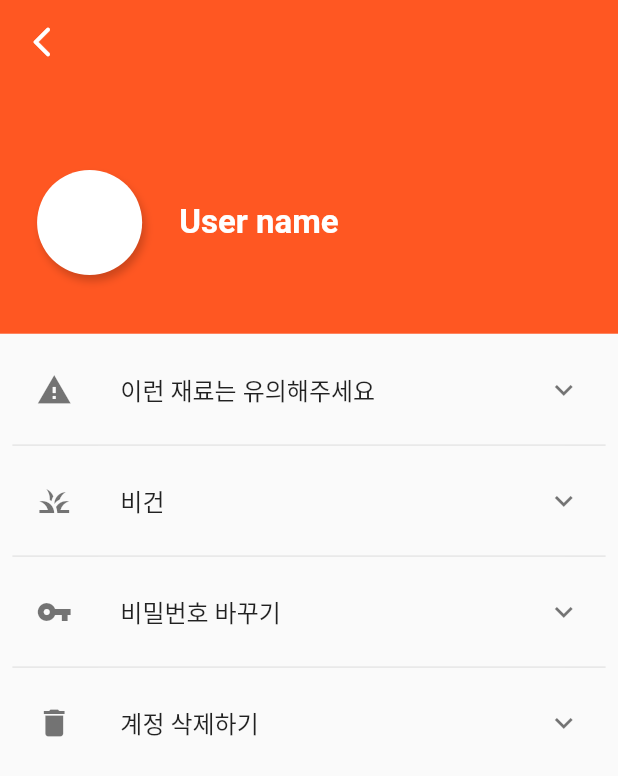
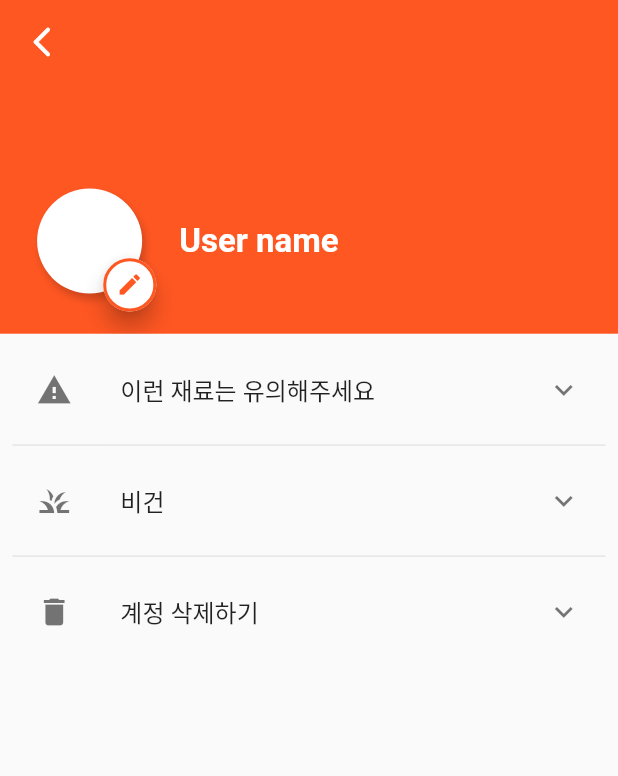
Before and after one commit to sg-yorizori/yorizori_app, a Flutter app: the UserDetail screen opened directly, on a phone screen of 412 x 824 dp. Shown: the top 776 px of the screen. Run offline on Flutter 3.47's test engine with Material 2 defaults, Android fonts, the phone set to English and light mode, and no system bars; our stand-ins replace image_picker; network calls fail; Roboto replaces fonts that are missing (Pretendard).

Commit message:
user refactoring

```diff
--- a/lib/User/profile.dart
+++ b/lib/User/profile.dart
@@ -1,8 +1,27 @@
 import 'package:flutter/material.dart';
 
-Widget profileRow(context) {
+Widget profileRow(context, [edit = false]) {
   Size screenSize = MediaQuery.of(context).size;
   double width = screenSize.width;
+  var user_names = <Widget>[];
+  Widget user_name = Text("User name",
+      style: //Theme.of(context).textTheme.headline5,
+          TextStyle(
+              fontFamily: 'Pretendard',
+              fontSize: 22,
+              fontWeight: FontWeight.w700,
+              color: Colors.white));
+
+  user_names.add(user_name);
+  if (edit) {
+    Widget name_edit = TextButton(
+        onPressed: () => {print("clicked")},
+        child: Text(
+          '수정하기',
+          style: TextStyle(color: Colors.white),
+        ));
+    user_names.add(name_edit);
+  }
 
   Widget profileRow = Row(
     children: [
@@ -19,13 +38,12 @@ Widget profileRow(context) {
                   offset: Offset(2, 4))
             ]),
       ),
-      Text("User name",
-          style: //Theme.of(context).textTheme.headline5,
-              TextStyle(
-                  fontFamily: 'Pretendard',
-                  fontSize: 22,
-                  fontWeight: FontWeight.w700,
-                  color: Colors.white))
+      // Column(
+      //   mainAxisAlignment: MainAxisAlignment.end,
+      //   crossAxisAlignment: CrossAxisAlignment.start,
+      //   children: user_names,
+      // )
+      user_name
     ],
   );
   return profileRow;
--- a/lib/User/user_detail.dart
+++ /dev/null
@@ -1,127 +0,0 @@
-import 'package:flutter/material.dart';
-import 'package:yorizori_app/User/profile.dart';
-
-class UserDetail extends StatelessWidget {
-  const UserDetail({Key? key}) : super(key: key);
-
-  @override
-  Widget build(BuildContext context) {
-    Size screenSize = MediaQuery.of(context).size;
-    double width = screenSize.width;
-    double height = screenSize.height;
-
-    return Scaffold(
-        appBar: AppBar(
-          leading: IconButton(
-            icon: Icon(Icons.arrow_back_ios_new_rounded),
-            onPressed: () {
-              Navigator.pop(context);
-            },
-          ),
-          backgroundColor: Colors.transparent,
-          elevation: 0.0,
-        ),
-        extendBodyBehindAppBar: true,
-        body: SingleChildScrollView(
-          child: Column(
-            children: [
-              SizedBox(
-                height: height * 0.27,
-                child: Container(
-                  color: Theme.of(context).primaryColor,
-                  child: Column(
-                    mainAxisAlignment: MainAxisAlignment.end,
-                    children: [
-                      SizedBox(
-                          height: height * 0.18, child: profileRow(context)),
-                    ],
-                  ),
-                ),
-              ),
-              Container(
-                height: height * 0.01,
-              ),
-              Padding(
-                padding: EdgeInsets.symmetric(horizontal: width * 0.02),
-                child: Column(
-                  children: [
-                    ExpansionTile(
-                      leading: Icon(Icons.warning),
-                      title: Text('이런 재료는 유의해주세요'),
-                      backgroundColor: Colors.white,
-                      children: [Divider(), Text('TODO LIST FOODS')],
-                    ),
-                    Divider(),
-                    ExpansionTile(
-                      leading: Icon(Icons.grass),
-                      title: Text('비건'),
-                      backgroundColor: Colors.white,
-                      children: [
-                        Container(
-                            padding: EdgeInsets.only(left: width * 0.03),
-                            alignment: Alignment.centerLeft,
-                            height: height * 0.03,
-                            child: Text(
-                              '어떤 음식까지 허용하시나요?',
-                              style: TextStyle(fontSize: width * 0.028),
-                            )),
-                        Text('TODO PUT Slider')
-                      ],
-                    ),
-                    Divider(),
-                    ExpansionTile(
-                      backgroundColor: Colors.white,
-                      leading: Icon(Icons.vpn_key),
-                      title: Text('비밀번호 바꾸기'),
-                      children: [
-                        Row(
-                          children: [
-                            Flexible(
-                              child: TextField(
-                                obscureText: true,
-                                decoration:
-                                    InputDecoration(labelText: '기존 비밀번호'),
-                              ),
-                            ),
-                            IconButton(
-                                color: Theme.of(context).primaryColor,
-                                onPressed: () => {},
-                                icon: Icon(Icons.check))
-                          ],
-                        ),
-                      ],
-                    ),
-                    Divider(),
-                    ExpansionTile(
-                      leading: Icon(Icons.delete),
-                      title: Text('계정 삭제하기'),
-                      children: [
-                        Container(
-                            padding: EdgeInsets.all(height * 0.01),
-                            child: Text('계정을 삭제하시겠습니까?')),
-                        Padding(
-                          padding: EdgeInsets.all(height * 0.01),
-                          child: Row(
-                            mainAxisAlignment: MainAxisAlignment.spaceEvenly,
-                            children: [
-                              ElevatedButton(
-                                onPressed: () => {},
-                                child: Text('앗 실수에요'),
-                              ),
-                              ElevatedButton(
-                                onPressed: () => {},
-                                child: Text('고마웠어, 안녕'),
-                              )
-                            ],
-                          ),
-                        )
-                      ],
-                    )
-                  ],
-                ),
-              )
-            ],
-          ),
-        ));
-  }
-}
--- a/lib/User/user_main.dart
+++ b/lib/User/user_main.dart
@@ -1,6 +1,6 @@
 import 'package:flutter/material.dart';
 import 'package:yorizori_app/User/profile.dart';
-import 'package:yorizori_app/User/user_detail.dart';
+import 'package:yorizori_app/User/user_setting/setting_main.dart';
 
 class User extends StatefulWidget {
   User({Key? key}) : super(key: key);
@@ -73,19 +73,13 @@ class _UserState extends State<User> {
                   SizedBox(height: height * 0.18, child: profileRow(context)),
                   Container(
                     height: height * 0.03,
-                    margin: EdgeInsets.only(left: width * 0.05, bottom: 5),
+                    margin: EdgeInsets.only(left: width * 0.06, bottom: 5),
                     //color: Colors.grey,
                     child: Row(
                       children: [
-                        CircleAvatar(
-                          backgroundColor: Colors.white,
-                          foregroundColor: Colors.black,
-                          child: Text('.'),
-                        ),
-                        CircleAvatar(
-                          backgroundColor: Colors.white,
-                          foregroundColor: Colors.black,
-                          child: Text('.'),
+                        Text(
+                          '👀',
+                          style: TextStyle(fontSize: width * 0.05),
                         )
                       ],
                     ),
--- /dev/null
+++ b/lib/User/user_setting/menu.dart
@@ -0,0 +1,131 @@
+import 'package:flutter/material.dart';
+
+Widget setDisliked(context, width, height) {
+  List<String> disliked_data = [
+    '사과',
+    '오렌쥐',
+    '아아아',
+    '아랄랄랄',
+    '사과',
+    '오렌쥐',
+    '아아아',
+    '아랄랄랄'
+  ];
+  var disliked = <Widget>[];
+  for (int i = 0; i < disliked_data.length; i++) {
+    var ingrd = ElevatedButton(
+      onPressed: () => {
+        //disliked_data.removeWhere((item) => item == disliked_data[i])
+      },
+      child: Text(disliked_data[i]),
+    );
+    disliked.add(ingrd);
+  }
+  return ExpansionTile(
+    leading: Icon(Icons.warning),
+    title: Text('이런 재료는 유의해주세요'),
+    backgroundColor: Colors.white,
+    childrenPadding: EdgeInsets.only(bottom: height * 0.015),
+    children: [
+      Divider(),
+      Wrap(spacing: width * 0.05, runSpacing: height * 0.01, children: disliked
+          /*List.generate(
+            8,
+            (i) => Container(
+                  height: 30,
+                  width: 100,
+                  color: Colors.pink[(i + 1) * 100],
+                  child: Text(disliked[i]),
+                )),*/
+          ),
+      Container(
+          height: height * 0.028,
+          margin: EdgeInsets.only(bottom: height * 0.01),
+          child: ElevatedButton(
+            onPressed: () => {},
+            child: Icon(
+              Icons.add,
+              size: 15,
+            ),
+            style: ElevatedButton.styleFrom(shape: CircleBorder()),
+          ))
+    ],
+  );
+}
+
+Widget setVeganStage(context, width, height) {
+  return ExpansionTile(
+    leading: Icon(Icons.grass),
+    title: Text('비건'),
+    backgroundColor: Colors.white,
+    children: [
+      Container(
+          padding: EdgeInsets.only(left: width * 0.03),
+          alignment: Alignment.centerLeft,
+          height: height * 0.03,
+          child: Text(
+            '어떤 음식까지 허용하시나요?',
+            style: TextStyle(fontSize: width * 0.028),
+          )),
+      Text('TODO PUT Slider')
+    ],
+  );
+}
+
+Widget changePasswd(context, width, height) {
+  return ExpansionTile(
+    backgroundColor: Colors.white,
+    leading: Icon(Icons.vpn_key),
+    title: Text('비밀번호 바꾸기'),
+    children: [
+      Row(
+        children: [
+          Flexible(
+            child: TextField(
+              obscureText: true,
+              decoration: InputDecoration(labelText: '기존 비밀번호'),
+            ),
+          ),
+          IconButton(
+              color: Theme.of(context).primaryColor,
+              onPressed: () => {},
+              icon: Icon(Icons.check))
+        ],
+      ),
+    ],
+  );
+}
+
+Widget deleteAccount(context, width, height) {
+  return ExpansionTile(
+    leading: Icon(Icons.delete),
+    title: Text('계정 삭제하기'),
+    backgroundColor: Colors.white,
+    children: [
+      Container(
+          padding: EdgeInsets.all(height * 0.01), child: Text('계정을 삭제하시겠습니까?')),
+      Padding(
+        padding: EdgeInsets.all(height * 0.01),
+        child: Row(
+          mainAxisAlignment: MainAxisAlignment.spaceEvenly,
+          children: [
+            ElevatedButton(
+              onPressed: () => {Navigator.pop(context)},
+              style: ButtonStyle(
+                  backgroundColor:
+                      MaterialStateProperty.all(Colors.grey.shade400)),
+              child: Text(
+                '앗 실수에요',
+                //style: TextStyle(color: Colors.black),
+              ),
+            ),
+            ElevatedButton(
+              onPressed: () => {Navigator.pop(context)},
+              child: Text('고마웠어, 안녕'),
+            )
+          ],
+        ),
+      )
+    ],
+  );
+}
--- /dev/null
+++ b/lib/User/user_setting/setting_main.dart
@@ -0,0 +1,86 @@
+import 'package:flutter/material.dart';
+import 'package:yorizori_app/User/profile.dart';
+import 'package:yorizori_app/User/user_setting/menu.dart';
+
+class UserDetail extends StatelessWidget {
+  const UserDetail({Key? key}) : super(key: key);
+
+  @override
+  Widget build(BuildContext context) {
+    Size screenSize = MediaQuery.of(context).size;
+    double width = screenSize.width;
+    double height = screenSize.height;
+
+    return Scaffold(
+        appBar: AppBar(
+          leading: IconButton(
+            icon: Icon(Icons.arrow_back_ios_new_rounded),
+            onPressed: () {
+              Navigator.pop(context);
+            },
+          ),
+          backgroundColor: Colors.transparent,
+          elevation: 0.0,
+        ),
+        extendBodyBehindAppBar: true,
+        body: SingleChildScrollView(
+          child: Column(
+            children: [
+              SizedBox(
+                height: height * 0.27,
+                child: Container(
+                  alignment: Alignment.bottomCenter,
+                  color: Theme.of(context).primaryColor,
+                  child: Container(
+                    height: height * 0.15,
+                    child: Stack(
+                      children: [
+                        profileRow(context, true),
+                        Positioned(
+                          height: height * 0.043,
+                          child: FloatingActionButton(
+                            onPressed: () {},
+                            shape: CircleBorder(
+                                side: BorderSide(
+                                    width: 2,
+                                    color: Theme.of(context).primaryColor)),
+                            backgroundColor: Colors.white,
+                            child: Icon(
+                              Icons.edit,
+                              size: 18,
+                              color: Theme.of(context).primaryColor,
+                            ),
+                          ),
+                          right: 0,
+                          left: -width * 0.58,
+                          bottom: height * 0.018,
+                        ),
+                      ],
+                    ),
+                  ),
+                ),
+              ),
+              Container(
+                height: height * 0.01,
+              ),
+              Padding(
+                padding: EdgeInsets.symmetric(horizontal: width * 0.02),
+                child: Column(
+                  children: [
+                    setDisliked(context, width, height),
+                    Divider(),
+                    setVeganStage(context, width, height),
+                    /*
+                    Divider(),
+                    changePasswd(context, width, height),
+                    */
+                    Divider(),
+                    deleteAccount(context, width, height)
+                  ],
+                ),
+              )
+            ],
+          ),
+        ));
+  }
+}
```
